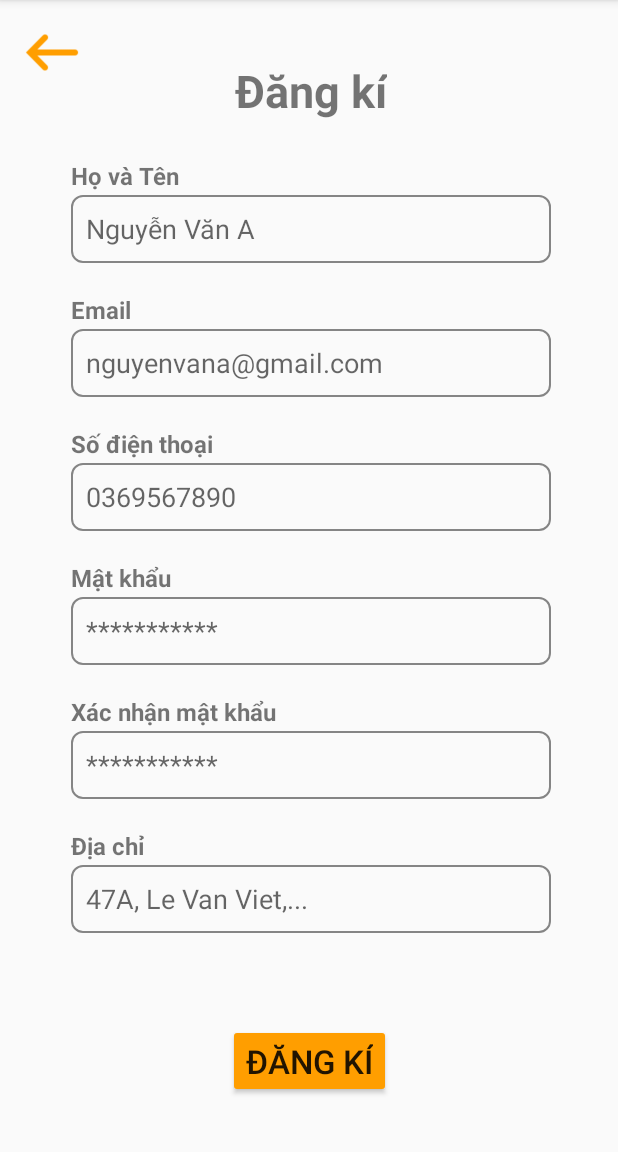
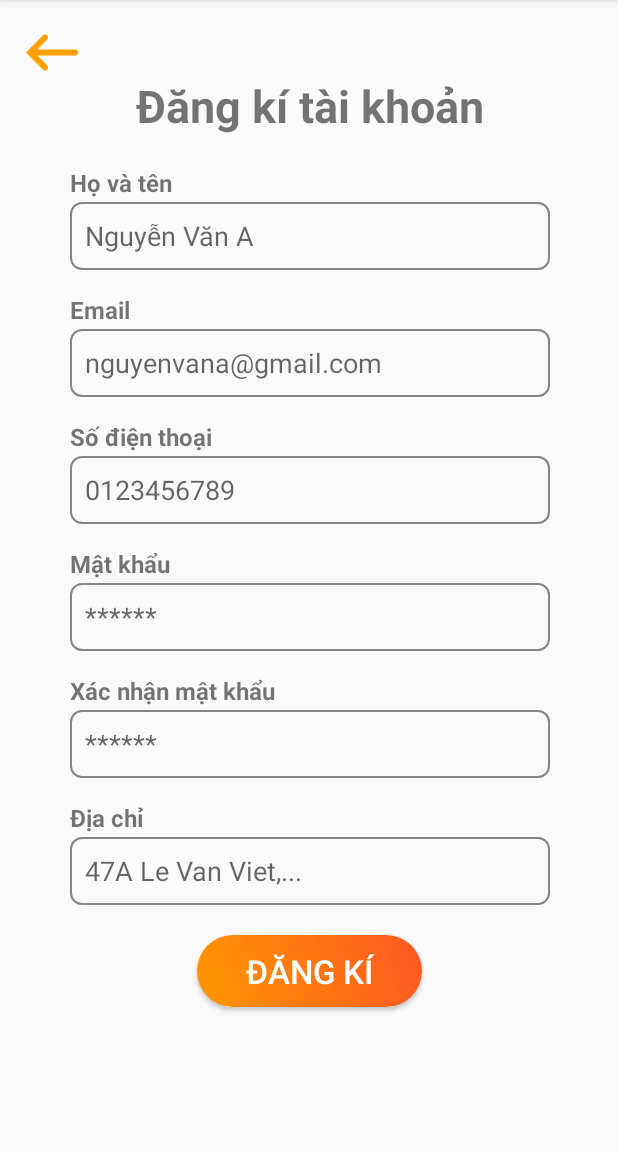
Before and after one commit to l3ths/FlowerSystem, an Android app: the RegisterActivity screen opened directly, with no data from a screen before it, on a phone screen of 412 x 824 dp, the part 84-1236 px from its top. Run offline under Robolectric (Android 15) with nearby library versions, the phone set to English and light mode, and no system bars; libraries missing offline, so code that uses them is left out: retrofit2.converter.jackson.

Commit message:
update activity_register.xml

```diff
--- a/app/src/main/res/layout/activity_register.xml
+++ b/app/src/main/res/layout/activity_register.xml
@@ -13,7 +13,7 @@
 
         android:layout_marginTop="2dp"
         android:background="@drawable/botron_edittext"
-        android:hint="***********"
+        android:hint="******"
         android:inputType="textPassword"
         android:paddingLeft="10dp"
         app:layout_constraintEnd_toEndOf="@+id/etPhone"
@@ -24,7 +24,7 @@
         android:id="@+id/textView4"
         android:layout_width="wrap_content"
         android:layout_height="wrap_content"
-        android:layout_marginTop="20dp"
+        android:layout_marginTop="15dp"
         android:text="Mật khẩu"
         android:textSize="16dp"
         android:textStyle="bold"
@@ -37,7 +37,7 @@
         android:layout_height="45dp"
         android:layout_marginTop="2dp"
         android:background="@drawable/botron_edittext"
-        android:hint="0369567890"
+        android:hint="0123456789"
         android:inputType="phone"
         android:paddingLeft="10dp"
         app:layout_constraintEnd_toEndOf="@+id/etEmail"
@@ -48,7 +48,7 @@
         android:id="@+id/textView"
         android:layout_width="wrap_content"
         android:layout_height="wrap_content"
-        android:layout_marginTop="20dp"
+        android:layout_marginTop="15dp"
         android:text="Số điện thoại"
         android:textSize="16dp"
         android:textStyle="bold"
@@ -83,18 +83,17 @@
 
     <Button
         android:id="@+id/btnRegister"
-        android:layout_width="wrap_content"
+        android:layout_width="150dp"
         android:layout_height="wrap_content"
-        android:layout_marginStart="154dp"
-        android:layout_marginEnd="154dp"
-        android:layout_marginBottom="36dp"
-        android:backgroundTint="#FF9E00"
+        android:layout_marginTop="20dp"
+        android:background="@drawable/button_custom"
         android:text="ĐĂNG KÍ"
+        android:textColor="@color/white"
         android:textSize="22dp"
-        app:layout_constraintBottom_toBottomOf="parent"
         app:layout_constraintEnd_toEndOf="parent"
         app:layout_constraintHorizontal_bias="0.5"
-        app:layout_constraintStart_toStartOf="parent" />
+        app:layout_constraintStart_toStartOf="parent"
+        app:layout_constraintTop_toBottomOf="@+id/etAddress" />
 
     <EditText
         android:id="@+id/etConfirmPassword"
@@ -102,7 +101,7 @@
         android:layout_height="45dp"
         android:layout_marginTop="2dp"
         android:background="@drawable/botron_edittext"
-        android:hint="***********"
+        android:hint="******"
         android:inputType="textPassword"
         android:paddingLeft="10dp"
         app:layout_constraintEnd_toEndOf="@+id/etPassword"
@@ -113,7 +112,7 @@
         android:id="@+id/textView7"
         android:layout_width="wrap_content"
         android:layout_height="wrap_content"
-        android:layout_marginTop="20dp"
+        android:layout_marginTop="15dp"
         android:text="Xác nhận mật khẩu"
         android:textSize="16dp"
         android:textStyle="bold"
@@ -124,8 +123,8 @@
         android:id="@+id/textView2"
         android:layout_width="wrap_content"
         android:layout_height="wrap_content"
-        android:layout_marginTop="40dp"
-        android:text="Đăng kí"
+        android:layout_marginTop="50dp"
+        android:text="Đăng kí tài khoản"
         android:textSize="30dp"
         android:textStyle="bold"
         app:layout_constraintEnd_toEndOf="parent"
@@ -146,8 +145,8 @@
         android:id="@+id/textView5"
         android:layout_width="wrap_content"
         android:layout_height="wrap_content"
-        android:layout_marginTop="25dp"
-        android:text="Họ và Tên"
+        android:layout_marginTop="20dp"
+        android:text="Họ và tên"
         android:textSize="16dp"
         android:textStyle="bold"
         app:layout_constraintStart_toStartOf="@+id/etName"
@@ -157,7 +156,7 @@
         android:id="@+id/textView6"
         android:layout_width="wrap_content"
         android:layout_height="wrap_content"
-        android:layout_marginTop="20dp"
+        android:layout_marginTop="15dp"
         android:text="Email"
         android:textSize="16dp"
         android:textStyle="bold"
@@ -171,7 +170,7 @@
         android:layout_height="45dp"
         android:layout_marginTop="2dp"
         android:background="@drawable/botron_edittext"
-        android:hint="47A, Le Van Viet,..."
+        android:hint="47A Le Van Viet,..."
         android:inputType="textMultiLine"
         android:paddingLeft="10dp"
         app:layout_constraintEnd_toEndOf="@+id/etConfirmPassword"
@@ -182,7 +181,7 @@
         android:id="@+id/tvAddress"
         android:layout_width="wrap_content"
         android:layout_height="wrap_content"
-        android:layout_marginTop="20dp"
+        android:layout_marginTop="15dp"
         android:text="Địa chỉ"
         android:textSize="16dp"
         android:textStyle="bold"
```
